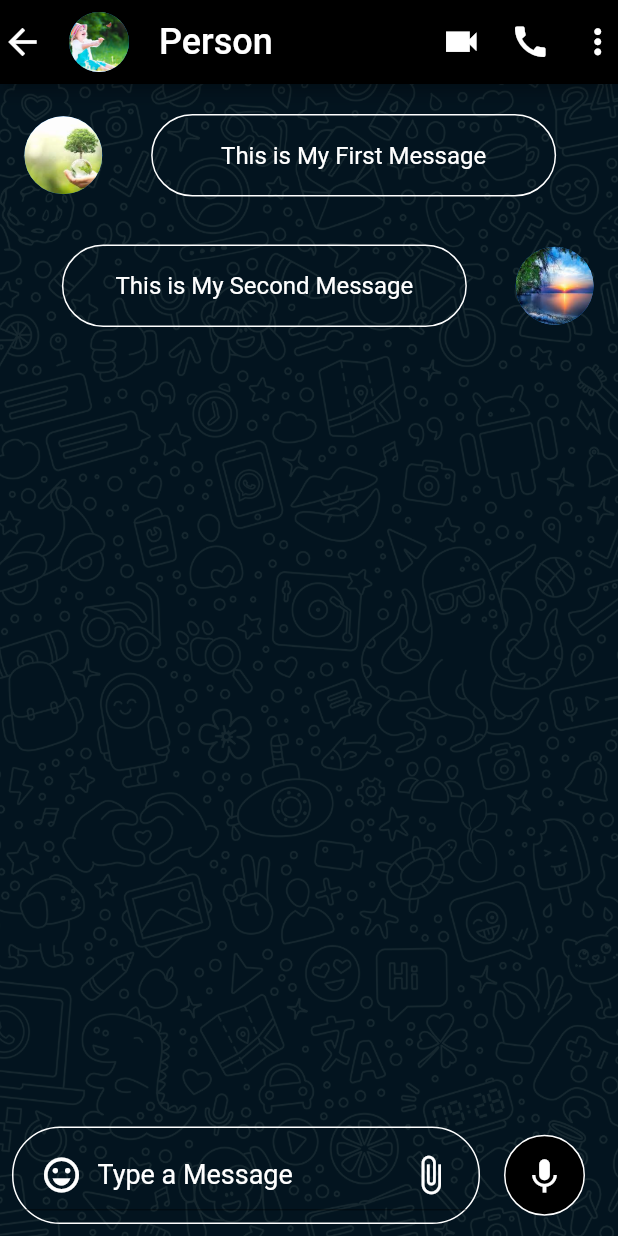
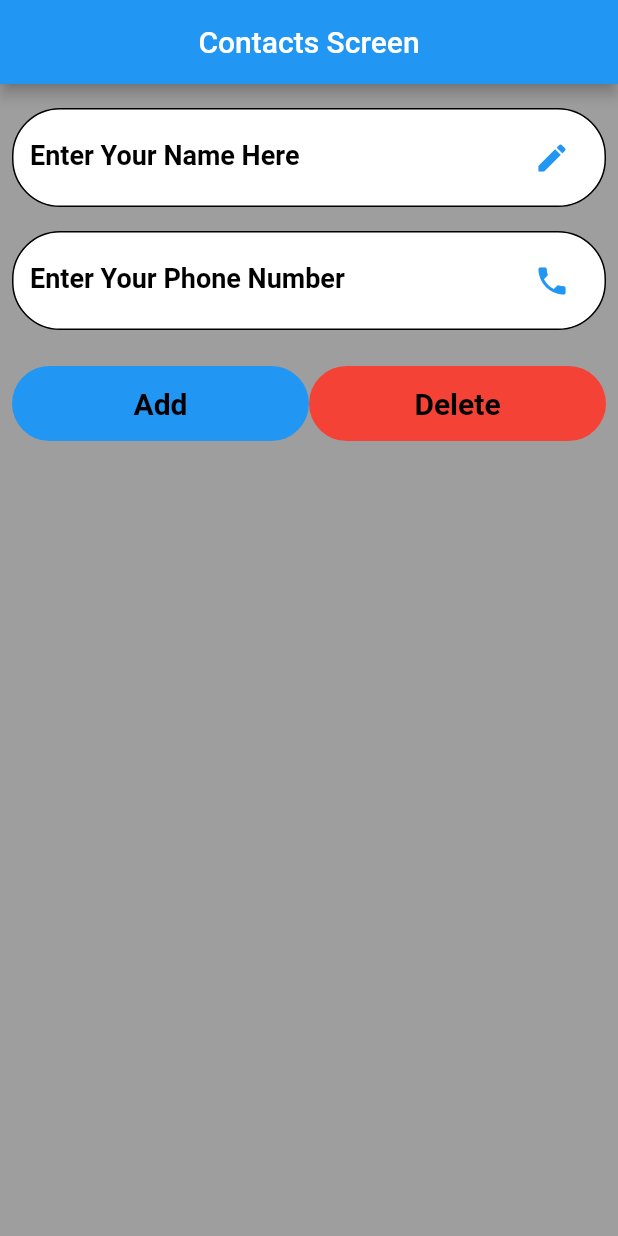
Before and after one commit to OmarAssem11/assignments, a Flutter app: the screen it shows after launch, on a phone screen of 412 x 824 dp. Run offline on Flutter 3.47's test engine with Material 2 defaults, Android fonts, the phone set to English and light mode, and no system bars.

Commit message:
assignment_2

```diff
--- /dev/null
+++ b/lib/components/contact_item.dart
@@ -0,0 +1,52 @@
+import 'package:flutter/material.dart';
+
+class ContactItem extends StatelessWidget {
+  const ContactItem({
+    required this.isVisible,
+    required this.nameController,
+    required this.phoneController,
+  });
+  final bool isVisible;
+  final TextEditingController nameController;
+  final TextEditingController phoneController;
+  @override
+  Widget build(BuildContext context) {
+    return Visibility(
+      visible: isVisible,
+      child: Container(
+        height: 100,
+        width: double.infinity,
+        margin: const EdgeInsets.only(
+          right: 8,
+          left: 8,
+          top: 4,
+          bottom: 16,
+        ),
+        padding: const EdgeInsets.symmetric(horizontal: 25),
+        decoration: BoxDecoration(
+          color: Colors.white,
+          borderRadius: const BorderRadius.all(Radius.circular(40)),
+          border: Border.all(color: Colors.white),
+        ),
+        child: Column(
+          mainAxisAlignment: MainAxisAlignment.center,
+          crossAxisAlignment: CrossAxisAlignment.start,
+          children: [
+            Text(
+              'Name: ${nameController.text}',
+              style: const TextStyle(
+                fontSize: 22,
+              ),
+            ),
+            Text(
+              'Phone: ${phoneController.text}',
+              style: const TextStyle(
+                fontSize: 22,
+              ),
+            ),
+          ],
+        ),
+      ),
+    );
+  }
+}
--- a/lib/main.dart
+++ b/lib/main.dart
@@ -1,3 +1,4 @@
+import 'package:assignments/screens/contacts_screen.dart';
 import 'package:assignments/screens/facebook_login_screen.dart';
 import 'package:assignments/screens/whatsapp_chat_screen.dart';
 import 'package:flutter/material.dart';
@@ -10,9 +11,9 @@ class MyApp extends StatelessWidget {
   Widget build(BuildContext context) {
     return const MaterialApp(
       debugShowCheckedModeBanner: false,
-      home:
-          //FacebookLoginScreen(),
-          WhatsAppChatScreen(),
+      home: ContactsScreen(),
+      //FacebookLoginScreen(),
+      //WhatsAppChatScreen(),
     );
   }
 }
--- /dev/null
+++ b/lib/screens/contacts_screen.dart
@@ -0,0 +1,196 @@
+import 'package:assignments/components/contact_item.dart';
+import 'package:flutter/material.dart';
+
+class ContactsScreen extends StatefulWidget {
+  const ContactsScreen({Key? key}) : super(key: key);
+  @override
+  State<ContactsScreen> createState() => _ContactsScreenState();
+}
+
+class _ContactsScreenState extends State<ContactsScreen> {
+  final decoration = BoxDecoration(
+    color: Colors.white,
+    borderRadius: const BorderRadius.all(Radius.circular(32)),
+    border: Border.all(),
+  );
+  final nameControllers = [
+    TextEditingController(),
+    TextEditingController(),
+    TextEditingController(),
+  ];
+  final phoneControllers = [
+    TextEditingController(),
+    TextEditingController(),
+    TextEditingController(),
+  ];
+  List<bool> isVisible = [
+    false,
+    false,
+    false,
+  ];
+  int index = 0;
+  @override
+  Widget build(BuildContext context) {
+    return Scaffold(
+      resizeToAvoidBottomInset: false,
+      appBar: AppBar(
+        title: const Text('Contacts Screen'),
+        centerTitle: true,
+      ),
+      backgroundColor: Colors.grey,
+      body: Column(
+        children: [
+          Container(
+            margin: const EdgeInsets.symmetric(
+              vertical: 16,
+              horizontal: 8,
+            ),
+            padding: const EdgeInsets.symmetric(
+              vertical: 8,
+              horizontal: 11,
+            ),
+            decoration: decoration,
+            child: TextField(
+              decoration: const InputDecoration(
+                border: InputBorder.none,
+                hintText: 'Enter Your Name Here',
+                hintStyle: TextStyle(
+                  fontSize: 18,
+                  color: Colors.black,
+                  fontWeight: FontWeight.bold,
+                ),
+                suffixIcon: Icon(
+                  Icons.edit,
+                  color: Colors.blue,
+                ),
+              ),
+              keyboardType: TextInputType.name,
+              controller: index < nameControllers.length
+                  ? nameControllers[index]
+                  : null,
+            ),
+          ),
+          Container(
+            margin: const EdgeInsets.only(
+              right: 8,
+              left: 8,
+              bottom: 16,
+            ),
+            padding: const EdgeInsets.symmetric(
+              vertical: 8,
+              horizontal: 11,
+            ),
+            decoration: decoration,
+            child: TextField(
+              decoration: const InputDecoration(
+                border: InputBorder.none,
+                hintText: 'Enter Your Phone Number',
+                hintStyle: TextStyle(
+                  fontSize: 18,
+                  color: Colors.black,
+                  fontWeight: FontWeight.bold,
+                ),
+                suffixIcon: Icon(
+                  Icons.phone,
+                  color: Colors.blue,
+                ),
+              ),
+              keyboardType: TextInputType.phone,
+              controller: index < phoneControllers.length
+                  ? phoneControllers[index]
+                  : null,
+            ),
+          ),
+          Padding(
+            padding: const EdgeInsets.only(
+              right: 8,
+              left: 8,
+              top: 8,
+              bottom: 20,
+            ),
+            child: Row(
+              children: [
+                Expanded(
+                  child: ElevatedButton(
+                    style: ButtonStyle(
+                      fixedSize: MaterialStateProperty.all(
+                        const Size(double.infinity, 50),
+                      ),
+                      shape: MaterialStateProperty.all(
+                        const RoundedRectangleBorder(
+                          borderRadius: BorderRadius.all(Radius.circular(64)),
+                        ),
+                      ),
+                      elevation: MaterialStateProperty.all(0),
+                    ),
+                    onPressed: () => setState(() {
+                      isVisible[index] = true;
+                      index++;
+                    }),
+                    child: const Text(
+                      'Add',
+                      style: TextStyle(
+                        color: Colors.black,
+                        fontSize: 20,
+                        fontWeight: FontWeight.bold,
+                      ),
+                    ),
+                  ),
+                ),
+                Expanded(
+                  child: ElevatedButton(
+                    style: ButtonStyle(
+                      fixedSize: MaterialStateProperty.all(
+                        const Size(double.infinity, 50),
+                      ),
+                      backgroundColor: MaterialStateProperty.all(Colors.red),
+                      shape: MaterialStateProperty.all(
+                        const RoundedRectangleBorder(
+                          borderRadius: BorderRadius.all(Radius.circular(64)),
+                        ),
+                      ),
+                      elevation: MaterialStateProperty.all(0),
+                    ),
+                    onPressed: () => setState(() {
+                      if (index >= 0) {
+                        if (index > 0) {
+                          index--;
+                        }
+                        isVisible[index] = false;
+                        nameControllers[index].clear();
+                        phoneControllers[index].clear();
+                      }
+                    }),
+                    child: const Text(
+                      'Delete',
+                      style: TextStyle(
+                        color: Colors.black,
+                        fontSize: 20,
+                        fontWeight: FontWeight.bold,
+                      ),
+                    ),
+                  ),
+                ),
+              ],
+            ),
+          ),
+          ContactItem(
+            isVisible: isVisible[0],
+            nameController: nameControllers[0],
+            phoneController: phoneControllers[0],
+          ),
+          ContactItem(
+            isVisible: isVisible[1],
+            nameController: nameControllers[1],
+            phoneController: phoneControllers[1],
+          ),
+          ContactItem(
+            isVisible: isVisible[2],
+            nameController: nameControllers[2],
+            phoneController: phoneControllers[2],
+          ),
+        ],
+      ),
+    );
+  }
+}
```
